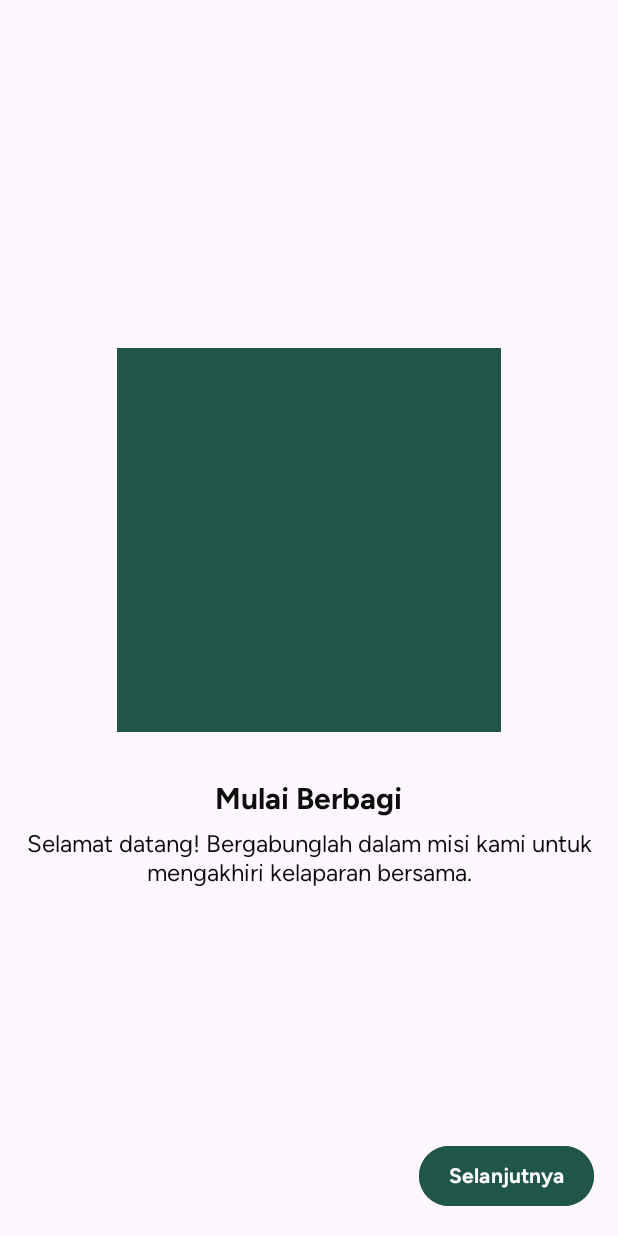
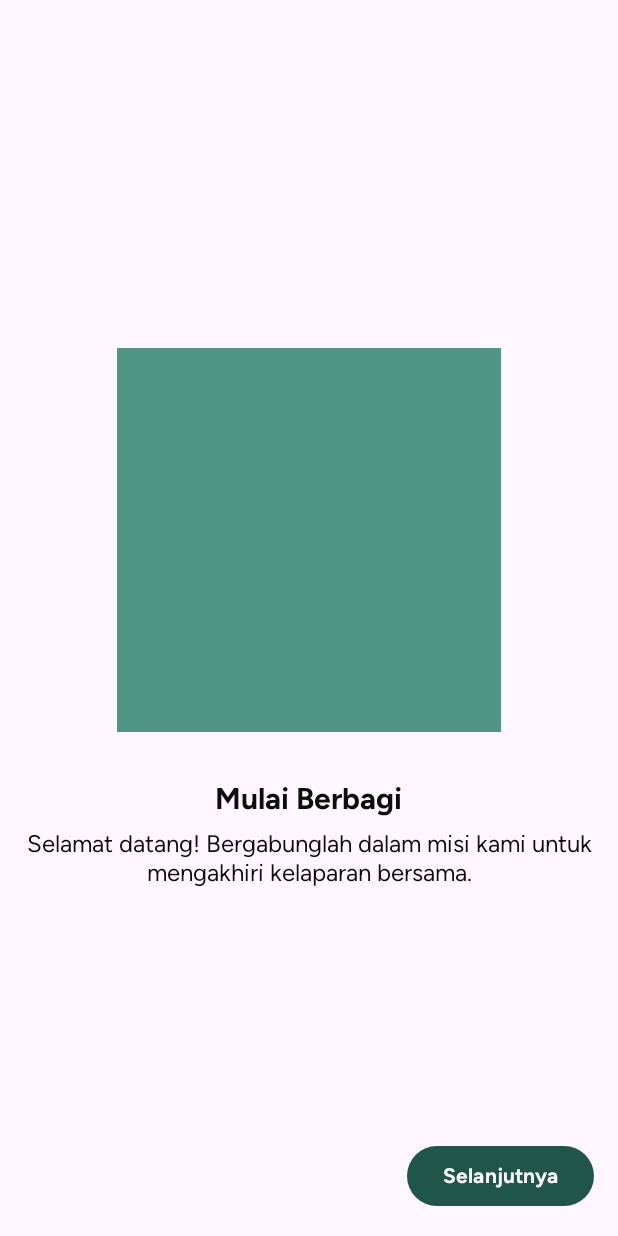
Before and after one commit to MuhammadAriefRahman1/Project-Mobile-Kelompok-4-ShareMeal, an Android app: the screen it shows after launch (OnboardingActivity), on a phone screen of 412 x 824 dp. Run offline under Robolectric (Android 15) with nearby library versions, the phone set to English and light mode, and no system bars.

Commit message:
style | Updated colors and theme

```diff
--- a/app/src/main/res/values/colors.xml
+++ b/app/src/main/res/values/colors.xml
@@ -4,7 +4,7 @@
     <color name="white">#FFFFFFFF</color>
     <color name="neutralSurface">#FEFEFE</color>
 
-    <color name="colorPrimary">#1F5649</color>
-    <color name="colorSecondary">#519684</color>
+    <color name="colorPrimary">#519684</color>
+    <color name="colorSecondary">#1F5649</color>
     <color name="colorSurface">#F9FBF0</color>
 </resources>
--- a/app/src/main/res/values/themes.xml
+++ b/app/src/main/res/values/themes.xml
@@ -16,7 +16,7 @@
     </style>
 
     <!--    Change default button styles -->
-    <style name="Widget.AppCompat.Button" parent="Widget.Material3.Button">
+    <style name="Button" parent="Widget.Material3.Button">
         <item name="android:fontFamily">@font/figtree_bold</item>
         <item name="android:textColor">@color/white</item>
         <item name="android:textSize">14sp</item>
@@ -24,10 +24,11 @@
         <item name="android:gravity">center</item>
         <item name="background">@drawable/ic_edit_text_bg</item>
         <item name="android:backgroundTint">@color/colorPrimary</item>
+        <item name="shapeAppearance">@style/ShapeAppearance.Material3.Corner.Small</item>
     </style>
 
     <!--    Change default EditText styles -->
-    <style name="Widget.AppCompat.EditText" parent="Widget.Material3.TextInputEditText.OutlinedBox">
+    <style name="BaseInput" parent="Widget.Material3.TextInputEditText.OutlinedBox">
         <item name="android:fontFamily">@font/figtree_medium</item>
         <item name="android:textColor">@color/black</item>
         <item name="android:textSize">14sp</item>
@@ -37,5 +38,6 @@
         <item name="android:background">@drawable/ic_edit_text_bg</item>
     </style>
 
+
     <style name="Theme.ProjectMobileKelompok4ShareMeal" parent="Base.Theme.ProjectMobileKelompok4ShareMeal" />
 </resources>
```
